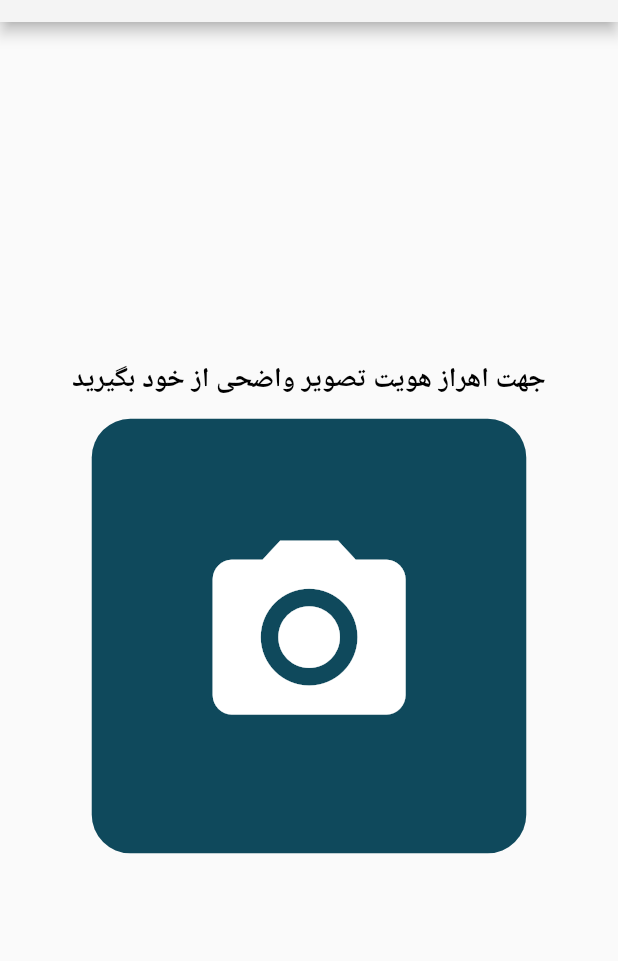
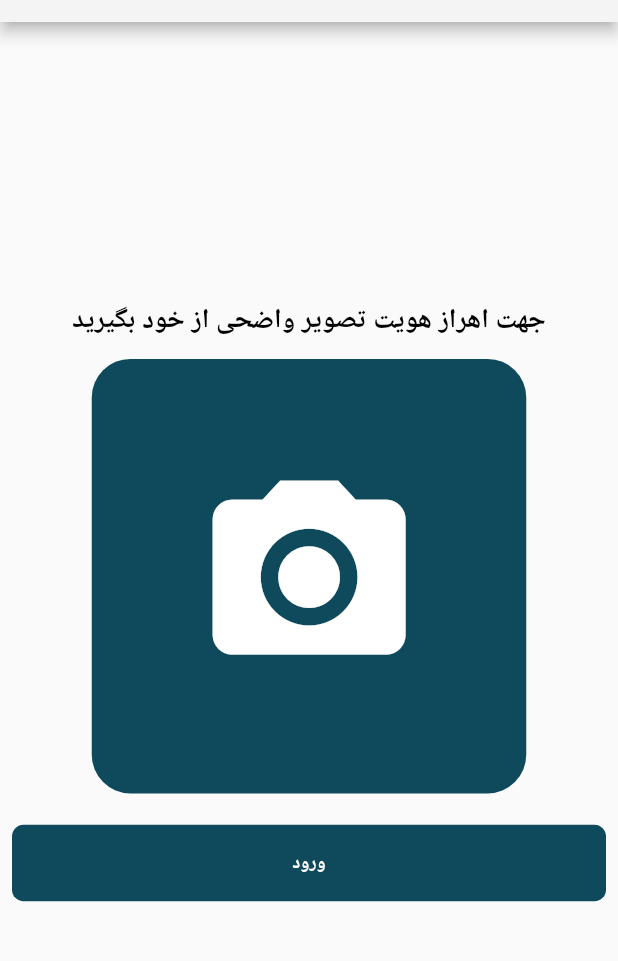
Before and after one commit to seena98/face-auhentication-flutter, a Flutter app: the screen it shows after launch, on a phone screen of 412 x 824 dp, the part 62-1023 px from its top. Run offline on Flutter 3.47's test engine with Material 2 defaults, Android fonts, the phone set to English and light mode, and no system bars; our stand-ins replace animated_splash_screen, bot_toast, dio, flutter_screenutil, image_picker, shared_preferences; accounts and stored records are empty; Roboto replaces fonts that are missing (Shabnam).

Commit message:
login button added to the ui , minor bugs fixed

```diff
--- a/lib/app/providers/login.provider.dart
+++ b/lib/app/providers/login.provider.dart
@@ -1,6 +1,9 @@
+import 'dart:io';
+
 import 'package:face_detection/app/models/login.model.dart';
 import 'package:face_detection/app/repository/api.dart';
 import 'package:flutter/material.dart';
+import 'package:image_picker/image_picker.dart';
 
 class LoginProvider extends ChangeNotifier{
   bool isLoading = false;
@@ -19,4 +22,10 @@ class LoginProvider extends ChangeNotifier{
     data = LoginModel.fromJson(res);
     changeLoadingState(false);
   }
+
+  Future getImage() async {
+    final pickedFile = await ImagePicker().getImage(source: ImageSource.camera);
+    image = File(pickedFile.path);
+    notifyListeners();
+  }
 }
--- a/lib/views/login.dart
+++ b/lib/views/login.dart
@@ -19,7 +19,7 @@ class LoginView extends StatelessWidget{
         child: Consumer<LoginProvider>(
           builder: (context,value,child){
             if(value.data == null)
-              return child;
+              return CustomImageHolder("جهت اهراز هویت تصویر واضحی از خود بگیرید",onTap: ()=>value.getImage());
             return Center(
               child: ListView(
                 shrinkWrap: true,
@@ -33,7 +33,6 @@ class LoginView extends StatelessWidget{
               ),
             );
           },
-          child: CustomImageHolder("جهت اهراز هویت تصویر واضحی از خود بگیرید"),
         ),
       ),
       drawer: Drawer(
--- a/lib/widgets/custom_image_holder.dart
+++ b/lib/widgets/custom_image_holder.dart
@@ -1,3 +1,4 @@
+import 'package:face_detection/widgets/custom_button.dart';
 import 'package:face_detection/widgets/widget_blinker.dart';
 import 'package:flutter/cupertino.dart';
 import 'package:flutter/material.dart';
@@ -6,8 +7,10 @@ import 'package:flutter_screenutil/screenutil.dart';
 class CustomImageHolder extends StatelessWidget{
   final text;
   final imageFilePath;
-  bool isBlinking;
-  CustomImageHolder(this.text,{this.imageFilePath,this.isBlinking = true});
+  final bool isBlinking;
+  final onTap;
+  final loginCallback;
+  CustomImageHolder(this.text,{this.loginCallback,this.imageFilePath,this.isBlinking = true,this.onTap});
 
   @override
   Widget build(BuildContext context) {
@@ -28,7 +31,7 @@ class CustomImageHolder extends StatelessWidget{
         )),
         Center(
           child: GestureDetector(
-            onTap: ()=>null,//TODO capture image
+            onTap: ()=>onTap,//TODO capture image
             child: Container(
               height: ScreenUtil().setHeight(450),
               width: ScreenUtil().setHeight(450),
@@ -48,6 +51,13 @@ class CustomImageHolder extends StatelessWidget{
             ),
           ),
         ),
+        SizedBox(
+          height: ScreenUtil().setHeight(20),
+        ),
+        Padding(
+          padding: const EdgeInsets.all(8.0),
+          child: CustomButton(text: "ورود", onPressed: loginCallback,isPrimary: true,),
+        )
       ],
     ):
     Column(
@@ -65,7 +75,7 @@ class CustomImageHolder extends StatelessWidget{
         ),
         Center(
           child: GestureDetector(
-            onTap: ()=>null,//TODO capture image
+            onTap: ()=>onTap,//TODO capture image
             child: Container(
               height: ScreenUtil().setHeight(450),
               width: ScreenUtil().setHeight(450),
@@ -85,7 +95,13 @@ class CustomImageHolder extends StatelessWidget{
             ),
           ),
         ),
-      ],
+        SizedBox(
+          height: ScreenUtil().setHeight(20),
+        ),
+        Padding(
+          padding: const EdgeInsets.all(8.0),
+          child: CustomButton(text: "ورود", onPressed: loginCallback,isPrimary: true,),
+        )      ],
     );
   }
 
```
